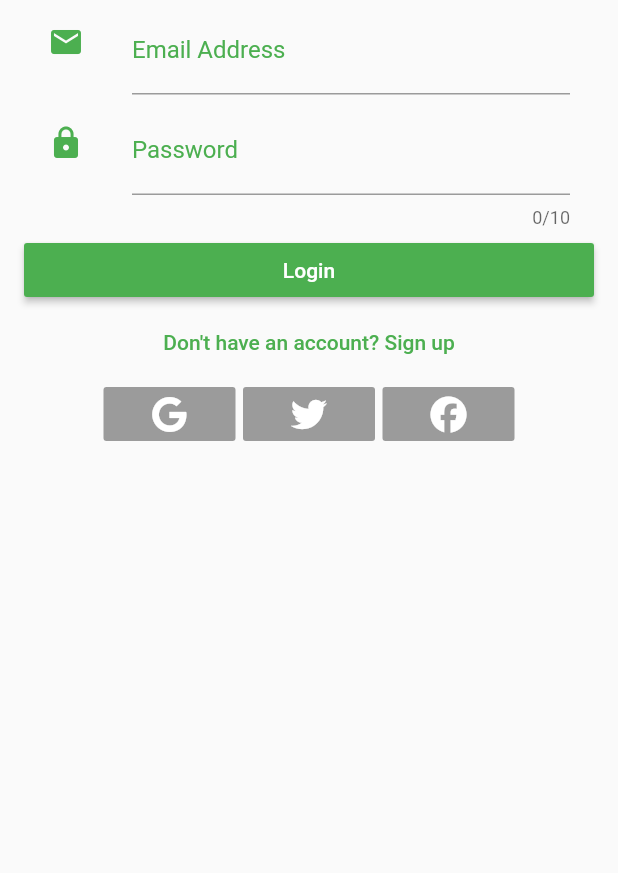
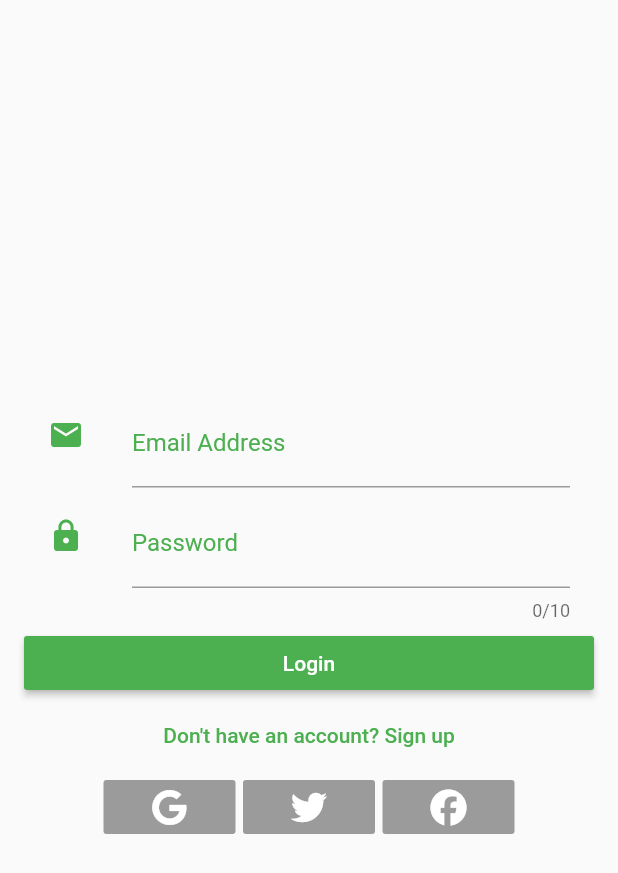
Before and after one commit to Cavdy/flutter-login-app, a Flutter app: the screen it shows after launch, on a phone screen of 412 x 824 dp. Shown: the top 873 px of the screen. Run offline on Flutter 3.47's test engine with Material 2 defaults, Android fonts, the phone set to English and light mode, and no system bars; our stand-ins replace firebase_auth, font_awesome_flutter; accounts and stored records are empty; statements that could not run were skipped.

Commit message:
centered the login form widget

```diff
--- a/lib/login_page.dart
+++ b/lib/login_page.dart
@@ -71,7 +71,10 @@ class _LoginPageState extends State<LoginPage> {
       body: Container(
         width: double.infinity,
         child: SafeArea(
+          child: Center(
+            child: SingleChildScrollView(
               child: Column(
+                mainAxisAlignment: MainAxisAlignment.center,
                 children: <Widget>[
                   _formField(),
                   Row(
@@ -97,6 +100,8 @@ class _LoginPageState extends State<LoginPage> {
                     ],
                   )
                 ],
+              ),
+            ),
           ),
         ),
       ),
```
Lines whose indentation alone changed are shown as unchanged.
